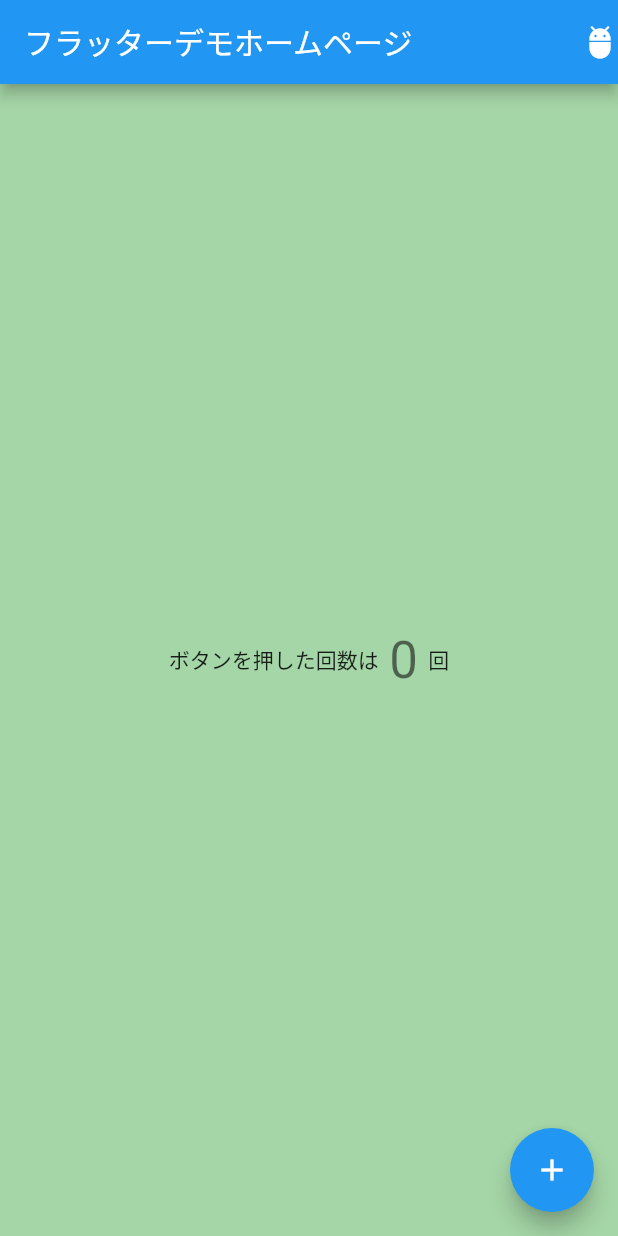
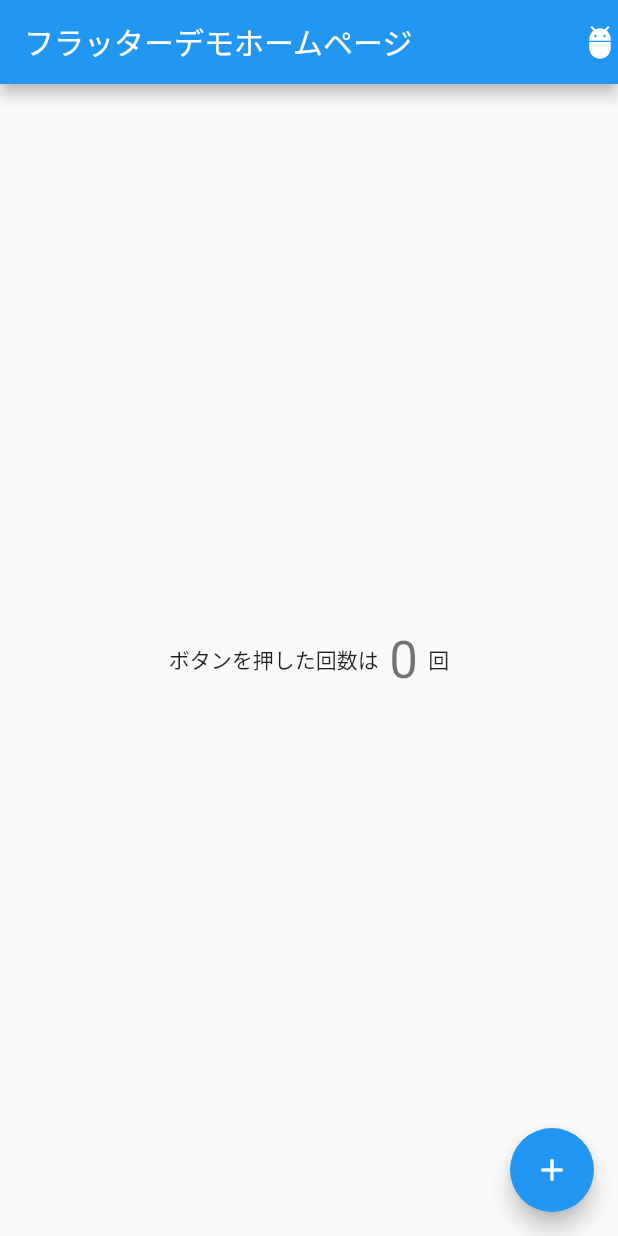
Before and after one commit to NorthPaddy/flutter_demo_app, a Flutter app: the screen it shows after launch, on a phone screen of 412 x 824 dp. Run offline on Flutter 3.47's test engine with Material 2 defaults, Android fonts, the phone set to English and light mode, and no system bars.

Commit message:
body内にボタン配置する準備#7

```diff
--- a/lib/main.dart
+++ b/lib/main.dart
@@ -21,7 +21,6 @@ class MyApp extends StatelessWidget {
 
 class MyHomePage extends StatefulWidget {
   MyHomePage({Key key, this.title}) : super(key: key);
-
 
   final String title;
 
@@ -47,10 +46,11 @@ class _MyHomePageState extends State<MyHomePage> {
           Icon(Icons.adb_outlined),
         ],
       ),
-      body: Container(
-        color: Colors.green[200],
-        child: Center(
-          child: Row(
+      body: Center(
+        child: Column(
+          mainAxisSize: MainAxisSize.min,
+          children: [
+            Row(
               mainAxisAlignment: MainAxisAlignment.center,
               children: <Widget>[
                 Text(
@@ -64,7 +64,8 @@ class _MyHomePageState extends State<MyHomePage> {
                   '  回',
                 ),
               ],
-          ),
+            )
+          ]
         ),
       ),
       floatingActionButton: FloatingActionButton(
```
Lines whose indentation alone changed are shown as unchanged.
